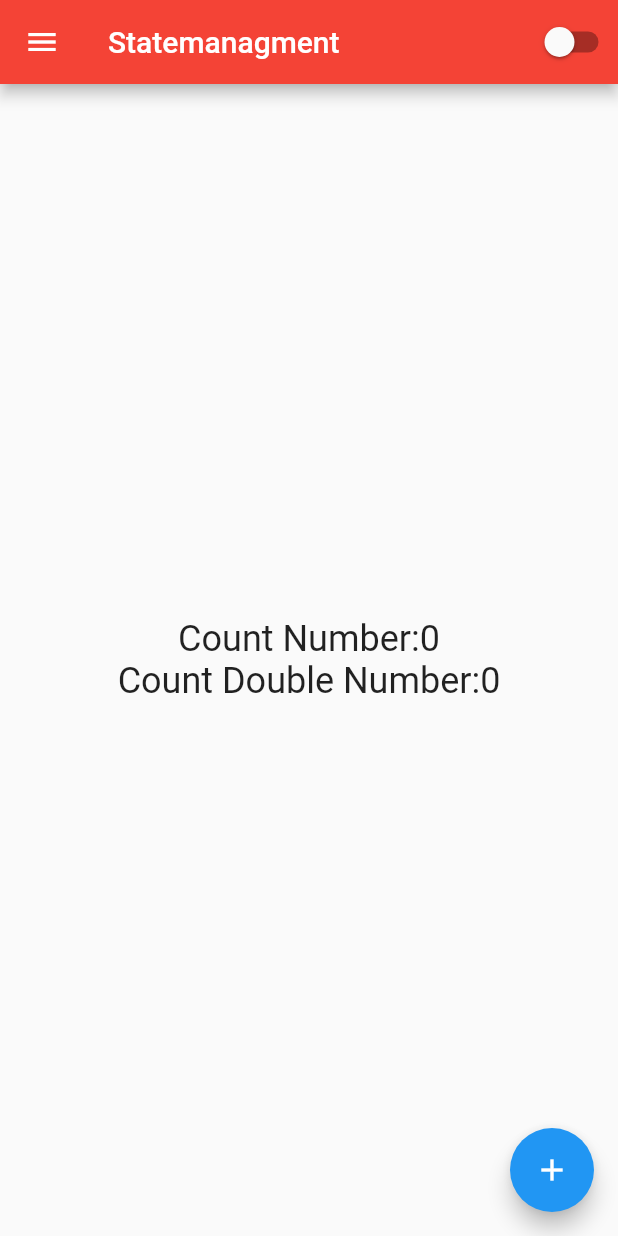
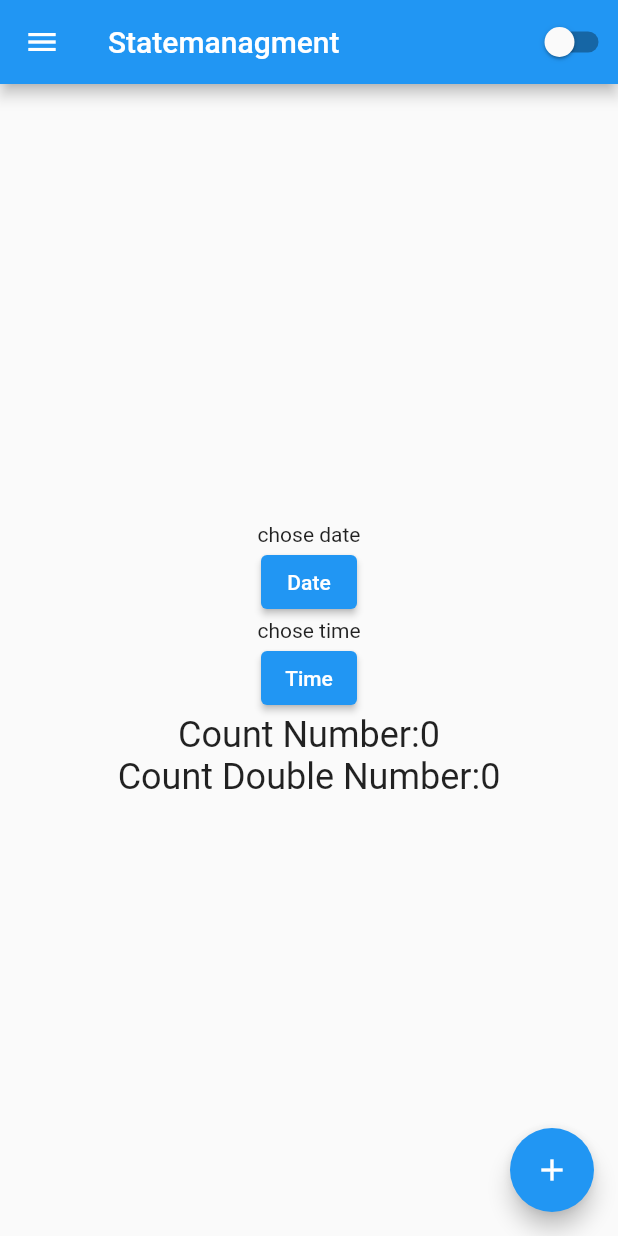
Before and after one commit to alphazen01/Statemanagment, a Flutter app: the screen it shows after launch, on a phone screen of 412 x 824 dp. Run offline on Flutter 3.47's test engine with Material 2 defaults, Android fonts, the phone set to English and light mode, and no system bars; our stand-ins replace get; missing offline and left inert: dart:html.

Commit message:
DateTime

```diff
--- a/lib/home.dart
+++ b/lib/home.dart
@@ -13,9 +13,31 @@ class HomeScreen extends StatefulWidget {
 }
 
 class _HomeScreenState extends State<HomeScreen> {
+  DateTime ?_dateTime;
+  TimeOfDay?_timeOfDay;
  final themeController=Get.put(ThemeController());
 
 final logicController=Get.put(LogicController());
+
+
+getDate()async{
+  DateTime? date = await showDatePicker(
+    context: context,
+    initialDate: DateTime(DateTime.now().year ),
+    firstDate:  DateTime(DateTime.now().year -30),
+    lastDate: DateTime(DateTime.now().year +30), );
+    setState(() {
+      _dateTime=date;
+    });
+}
+getTime()async{
+  TimeOfDay? time=await showTimePicker(
+    context: context,
+    initialTime: TimeOfDay.now());
+    setState(() {
+      _timeOfDay=time;
+    });
+}
 
   @override
   Widget build(BuildContext context) {
@@ -46,7 +68,7 @@ final logicController=Get.put(LogicController());
           ),
         ),
           appBar: AppBar(
-            backgroundColor: Colors.red,
+            // backgroundColor: Colors.red,
             title: Text("Statemanagment"),
             actions: [
              ObxValue(
@@ -66,7 +88,28 @@ final logicController=Get.put(LogicController());
           child: Column(
             mainAxisAlignment: MainAxisAlignment.center,
             children: [
+              _dateTime==null?Text("chose date"):
+              Text("Date: ${_dateTime?.year}/${_dateTime?.month}/${_dateTime?.day}",
+              style: TextStyle(fontSize: 40),
+              ),
 
+             ElevatedButton(
+               onPressed: (){
+                 getDate();
+               },
+               child: Text("Date")
+               ),
+               _timeOfDay==null?Text("chose time"):
+              Text("Time: ${_timeOfDay?.hour}  : ${_timeOfDay?.minute}",
+              style: TextStyle(fontSize: 40),
+              ),
+
+                 ElevatedButton(
+               onPressed: (){
+                 getTime();
+               },
+               child: Text("Time")
+               ),
               Obx(
                 ()=> Text("Count Number:${logicController.count}",
                  style: TextStyle(
```
Also changed, not shown: lib/date_time.dart (added, +17 -0 lines).
